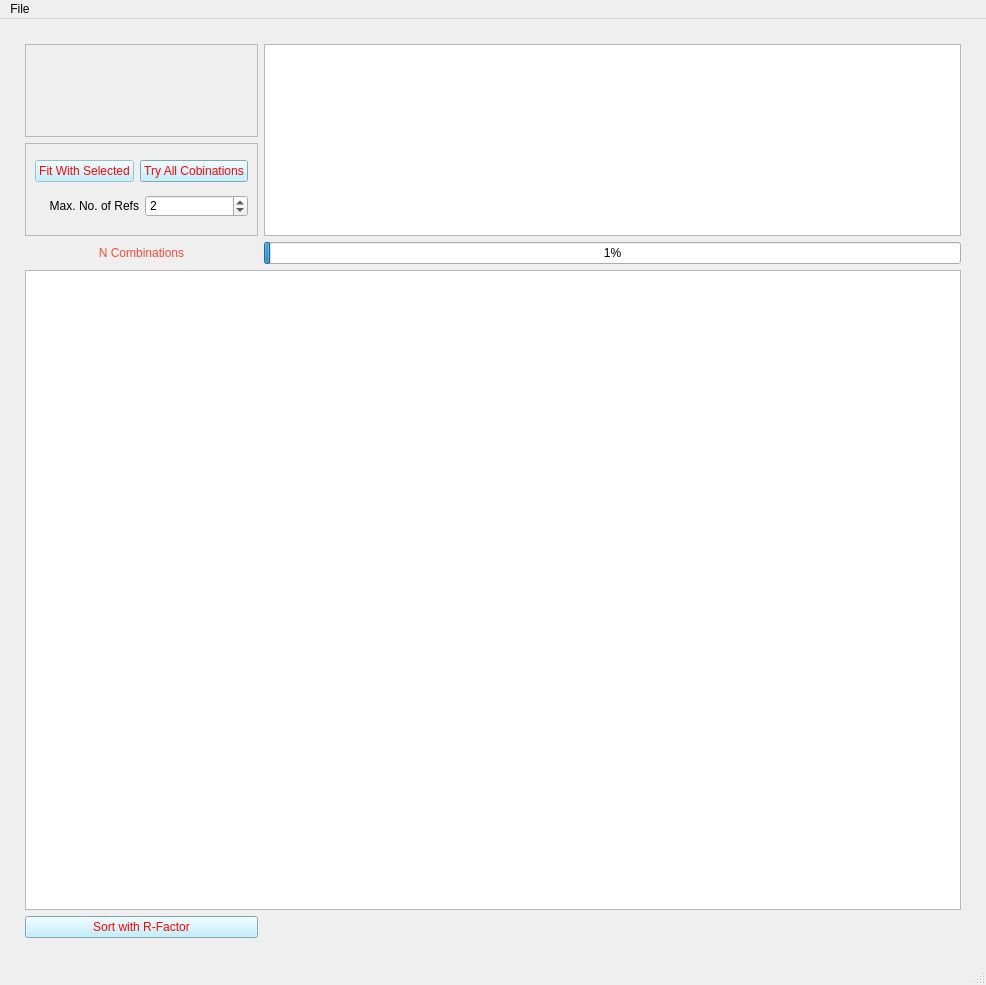
Before: the Qt Designer form uis/RefChooser.ui in pattammattel/MIDAS_Admin, drawn with Qt 5.
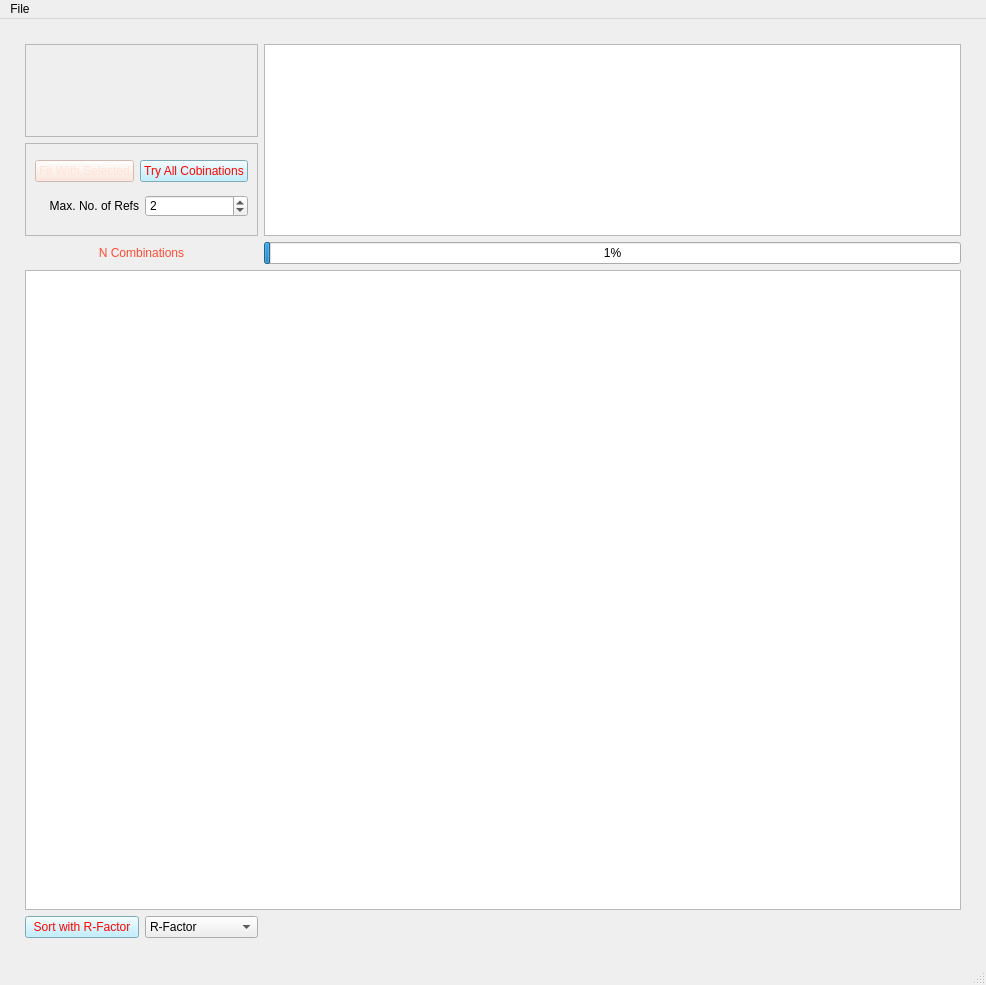
After: the same form once the commit is applied. Custom widgets are drawn as their Qt base class.

Commit message: improved xanes fitting flow

Patch:
```diff
--- a/uis/RefChooser.ui
+++ b/uis/RefChooser.ui
@@ -30,9 +30,16 @@
 background-color: rgb(175, 236, 255);
 color: rgb(255, 5,0);
 }
+
+QPushButton:disabled {
+background-color: rgb(255, 227, 213);
+color: rgb(255, 227, 213);
+}
+
+
 </string>
    </property>
-   <layout class="QGridLayout" name="gridLayout">
+   <layout class="QGridLayout" name="gridLayout_5">
     <property name="leftMargin">
      <number>25</number>
     </property>
@@ -163,11 +170,32 @@
      </widget>
     </item>
     <item row="4" column="0">
-     <widget class="QPushButton" name="pb_sort_with_r">
-      <property name="text">
-       <string>Sort with R-Factor</string>
-      </property>
-     </widget>
+     <layout class="QGridLayout" name="gridLayout">
+      <item row="0" column="0">
+       <widget class="QPushButton" name="pb_sort_with_r">
+        <property name="text">
+         <string>Sort with R-Factor</string>
+        </property>
+       </widget>
+      </item>
+      <item row="0" column="1">
+       <widget class="QComboBox" name="cb_sorter">
+        <item>
+         <property name="text">
+          <string>R-Factor</string>
+         </property>
+        </item>
+        <item>
+         <property name="text">
+          <string>Fit Number</string>
+         </property>
+        </item>
+       </widget>
+      </item>
+     </layout>
+    </item>
+    <item row="3" column="0" colspan="2">
+     <widget class="QTableWidget" name="tableWidget"/>
     </item>
    </layout>
   </widget>
```
Left out of the diff: 71 changed lines with no effect on the pictures. The commit also changes 1 other file.
